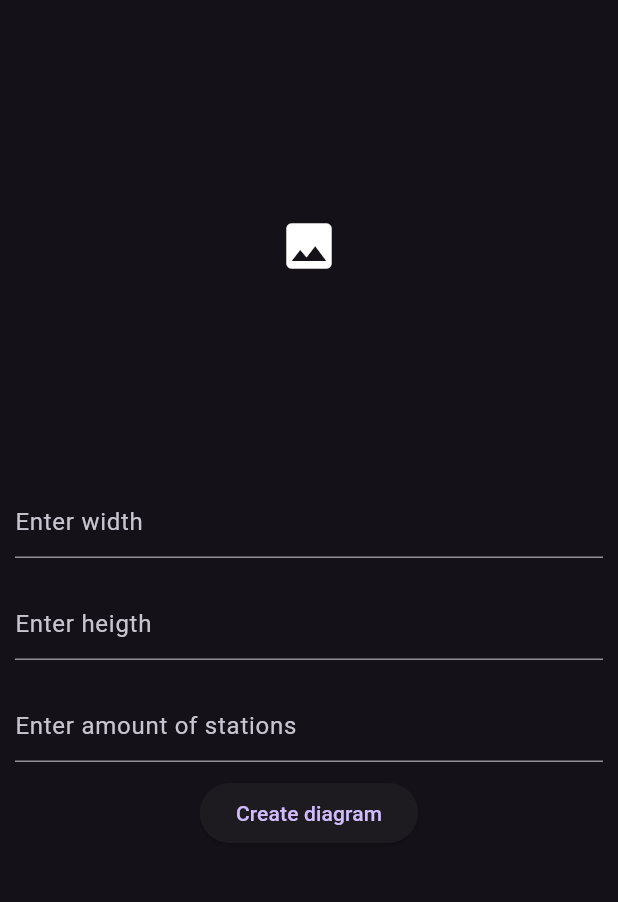
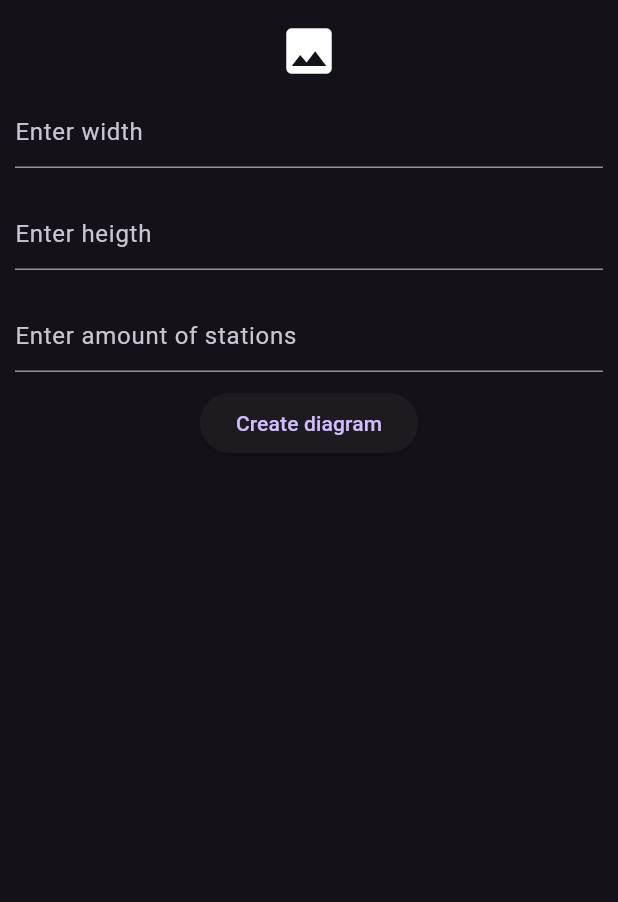
Before and after one commit to vladsodev/voronoi-app, a Flutter app: the screen it shows after launch, after a tap on "Create diagram", on a phone screen of 412 x 824 dp, the part 63-965 px from its top. Run offline on Flutter 3.47's test engine with Material 3 defaults, Android fonts, the phone set to English and light mode, and no system bars.

Commit message:
CircularProgressIndicator() now works

```diff
--- a/lib/voronoi_page_async.dart
+++ b/lib/voronoi_page_async.dart
@@ -76,22 +76,19 @@ class _VoronoiPageAsyncState extends State<VoronoiPageAsync> {
         child: Center(
           child: Column(
             children: [
-              SizedBox(
-                height: 300,
-                child: FutureBuilder(
+              FutureBuilder(
                 future: diagramImage,
                 builder: (context, AsyncSnapshot<Uint8List> snapshot) {
-                    if (snapshot.connectionState == ConnectionState.waiting) {
+                  if (snapshot.hasData == false) {
+                    return const Center( child: Icon(Icons.image, size: 40,));
+                  }
+                  if (snapshot.connectionState != ConnectionState.done) {
                     print('connection state waiting');
                     return const CircularProgressIndicator();
-                    }
-                    if (snapshot.hasData == false) {
-                      return const Icon(Icons.image, size: 40,);
                   }
                   print('begin');
                   return Image.memory(snapshot.data!);
                 },
-                ),
               ),
               MyTextField(
                 hintText: 'Enter width',
@@ -108,6 +105,7 @@ class _VoronoiPageAsyncState extends State<VoronoiPageAsync> {
               ElevatedButton(
                 onPressed: () {
                   setState(() {
+                    diagramImage = null;
                     width = int.tryParse(textEditingControllerWidth.text) ?? 0;
                     height = int.tryParse(textEditingControllerHeight.text) ?? 0;
                     basedStation = int.tryParse(textEditingControllerStations.text) ?? 0;
```
Lines whose indentation alone changed are shown as unchanged.
